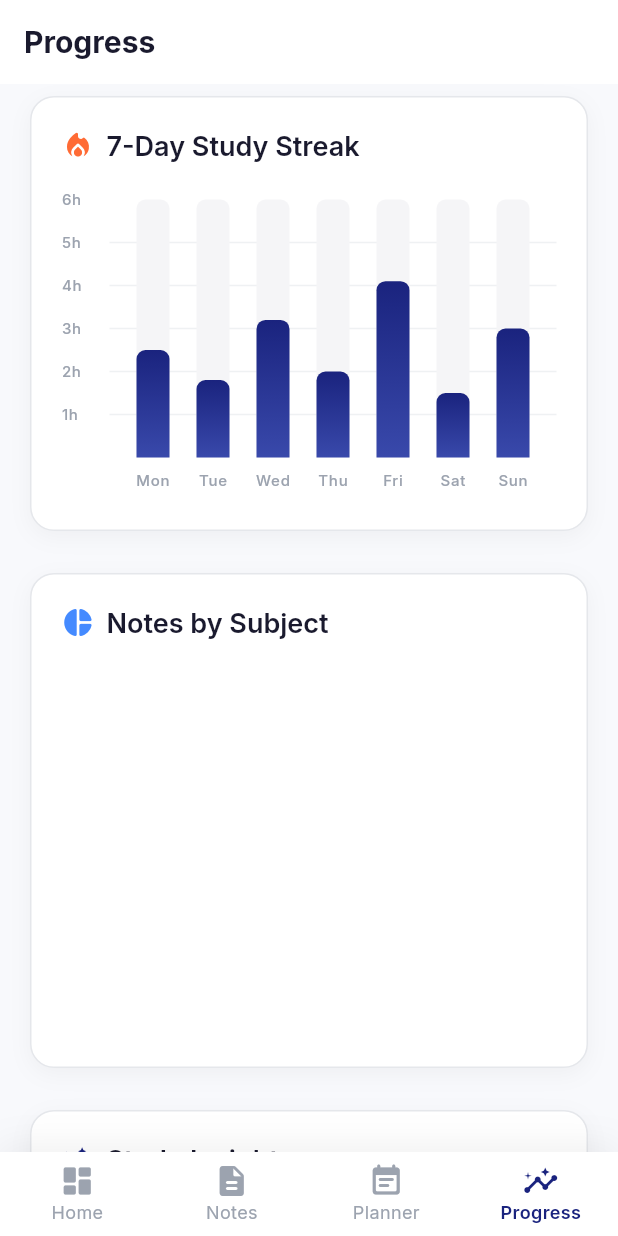
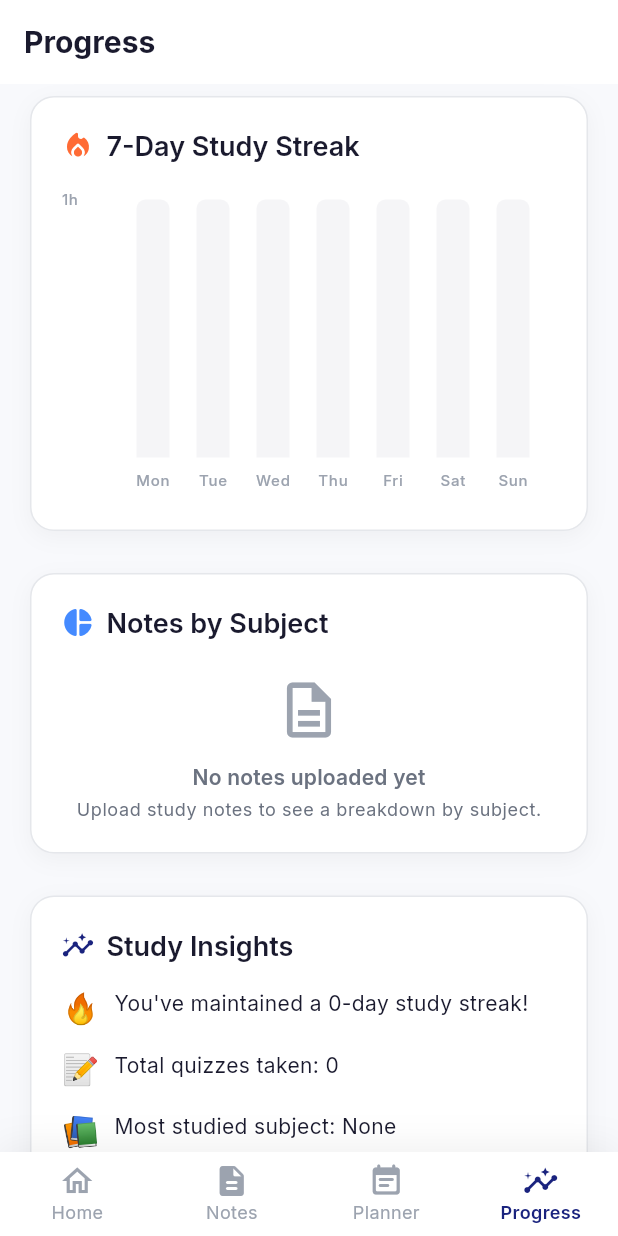
Before and after one commit to SheriPrime/AI-Study-Companion, a Flutter app: the ProgressScreen screen opened by its route, on a phone screen of 412 x 824 dp. Run offline on Flutter 3.47's test engine with Material 3 defaults, Android fonts, the phone set to English and light mode, and no system bars; drawn by our look-alikes of fl_chart; our stand-ins replace cloud_firestore, file_picker, firebase_auth, firebase_core, flutter_dotenv, flutter_local_notifications and 7 more; missing offline and left inert: syncfusion_flutter_pdf, youtube_explode_dart; accounts and stored records are empty.

Commit message:
Fixed UI bugs.

```diff
--- a/lib/features/notes/controllers/ai_hub_controller.dart
+++ b/lib/features/notes/controllers/ai_hub_controller.dart
@@ -5,6 +5,7 @@ import 'package:ai_study_companion/models/youtube_video.dart';
 import 'package:ai_study_companion/services/gemini_service.dart';
 import 'package:ai_study_companion/services/local_file_service.dart';
 import 'package:ai_study_companion/services/youtube_service.dart';
+import 'package:ai_study_companion/services/firestore_service.dart';
 
 /// Controller for the AI Hub (note detail) screen.
 ///
@@ -14,8 +15,14 @@ class AiHubController extends ChangeNotifier {
   final GeminiService _geminiService;
   final LocalFileService _fileService;
   final YouTubeService _youtubeService;
+  final FirestoreService _firestoreService;
 
-  AiHubController(this._geminiService, this._fileService, this._youtubeService);
+  AiHubController(
+    this._geminiService,
+    this._fileService,
+    this._youtubeService,
+    this._firestoreService,
+  );
 
   // ---------------------------------------------------------------------------
   // State
@@ -153,10 +160,17 @@ class AiHubController extends ChangeNotifier {
     notifyListeners();
   }
 
-  /// Submits the quiz and reveals correct/incorrect answers.
-  void submitQuiz() {
+  /// Submits the quiz, reveals correct/incorrect answers, and records stats.
+  Future<void> submitQuiz([String? uid]) async {
     _showResults = true;
     notifyListeners();
+    if (uid != null && uid.isNotEmpty) {
+      try {
+        await _firestoreService.incrementQuizzesTaken(uid);
+      } catch (e) {
+        debugPrint('AiHubController.submitQuiz stat update error: $e');
+      }
+    }
   }
 
   /// Clears quiz answers and results for a retake.
--- a/lib/features/progress/screens/progress_screen.dart
+++ b/lib/features/progress/screens/progress_screen.dart
@@ -218,6 +218,40 @@ class _ProgressScreenState extends State<ProgressScreen> {
     final theme = Theme.of(context);
     final totalNotes =
         stats.subjectDistribution.fold<int>(0, (sum, s) => sum + s.count);
+
+    if (totalNotes == 0 || stats.subjectDistribution.isEmpty) {
+      return _SectionCard(
+        child: Column(
+          children: [
+            Row(
+              children: [
+                const Icon(Icons.pie_chart_rounded,
+                    color: AppColors.accent, size: 22),
+                const SizedBox(width: 8),
+                Text(
+                  'Notes by Subject',
+                  style: theme.textTheme.headlineSmall,
+                ),
+              ],
+            ),
+            const SizedBox(height: 24),
+            Icon(Icons.description_outlined, size: 44, color: AppColors.textHint),
+            const SizedBox(height: 12),
+            Text(
+              'No notes uploaded yet',
+              style: theme.textTheme.titleMedium?.copyWith(
+                    color: AppColors.textSecondary,
+                  ),
+            ),
+            const SizedBox(height: 4),
+            Text(
+              'Upload study notes to see a breakdown by subject.',
+              style: theme.textTheme.bodySmall,
+            ),
+          ],
+        ),
+      );
+    }
 
     return _SectionCard(
       child: Column(
--- a/lib/features/shell/shell_screen.dart
+++ b/lib/features/shell/shell_screen.dart
@@ -80,8 +80,8 @@ class _ShellScreenState extends State<ShellScreen> {
             unselectedFontSize: 12,
             items: const [
               BottomNavigationBarItem(
-                icon: Icon(Icons.dashboard_rounded),
-                activeIcon: Icon(Icons.dashboard_rounded),
+                icon: Icon(Icons.home_outlined),
+                activeIcon: Icon(Icons.home_rounded),
                 label: 'Home',
               ),
               BottomNavigationBarItem(
--- a/lib/main.dart
+++ b/lib/main.dart
@@ -129,6 +129,7 @@ class AIStudyCompanionApp extends StatelessWidget {
             ctx.read<GeminiService>(),
             ctx.read<LocalFileService>(),
             ctx.read<YouTubeService>(),
+            ctx.read<FirestoreService>(),
           ),
         ),
         ChangeNotifierProvider<PlannerController>(
--- a/lib/services/firestore_service.dart
+++ b/lib/services/firestore_service.dart
@@ -179,14 +179,22 @@ class FirestoreService {
     if (isFallbackMode) {
       final prefs = await SharedPreferences.getInstance();
       return {
-        'streak': prefs.getInt('local_streak') ?? 7,
-        'quizzes_taken': prefs.getInt('local_quizzes') ?? 12,
-        'daily_goal_progress': prefs.getDouble('local_goal') ?? 0.72,
+        'streak': prefs.getInt('local_streak') ?? 0,
+        'quizzes_taken': prefs.getInt('local_quizzes') ?? 0,
+        'daily_goal_progress': prefs.getDouble('local_goal') ?? 0.0,
       };
     }
 
     final doc = await _db.collection('progress').doc(uid).get();
     return doc.data();
+  }
+
+  /// Increments the quiz count for a user by 1 when a quiz is submitted.
+  Future<void> incrementQuizzesTaken(String uid) async {
+    final currentProgress = await getProgress(uid);
+    final currentQuizzes = (currentProgress?['quizzes_taken'] as int?) ?? 0;
+    final newCount = currentQuizzes + 1;
+    await updateProgress(uid, quizzesTaken: newCount);
   }
 
   /// Updates user streak or daily goal progress.
```
Also changed, not shown: lib/features/dashboard/controllers/dashboard_controller.dart (+24 -26 lines), lib/features/notes/screens/note_detail_screen.dart (+15 -7 lines), lib/features/progress/controllers/progress_controller.dart (+5 -15 lines).
